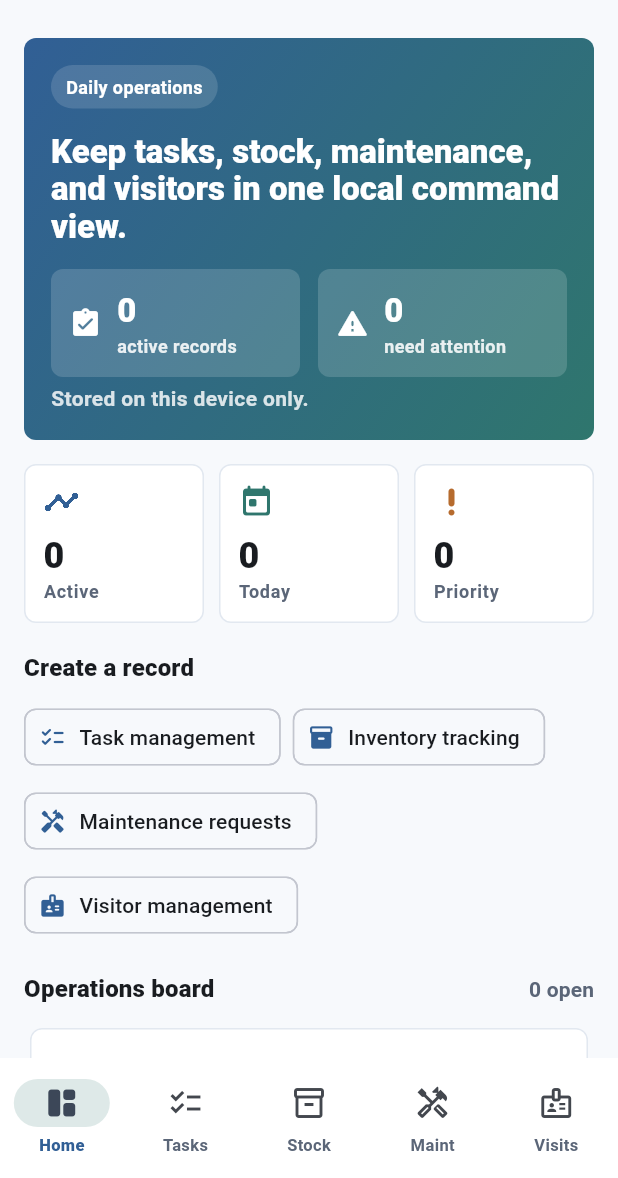
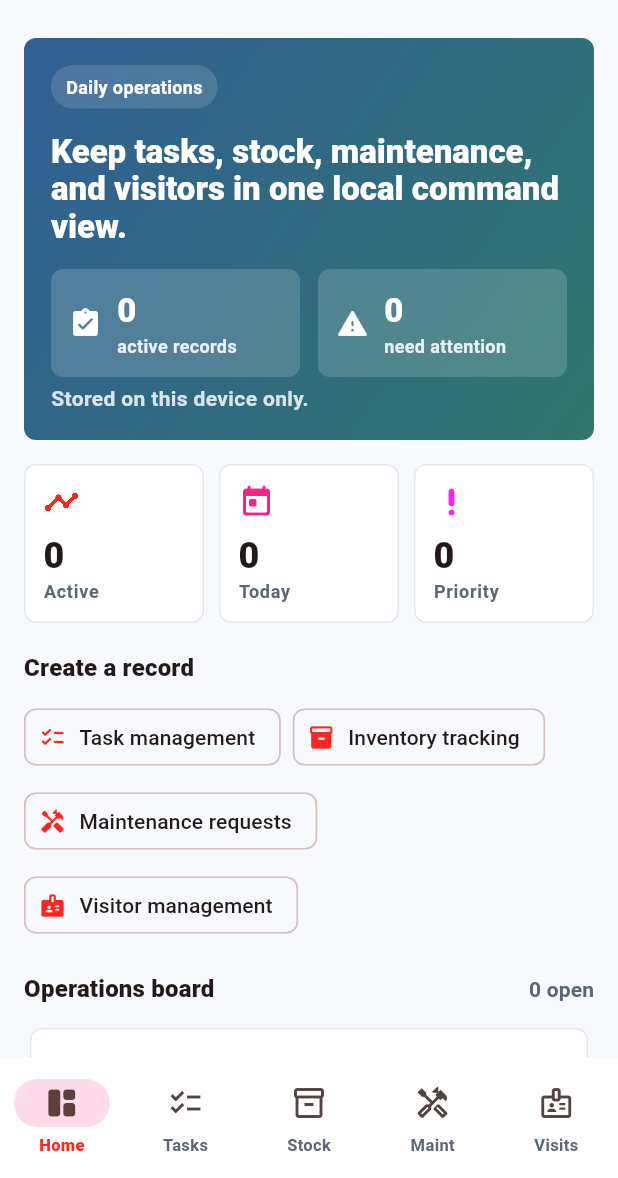
Before and after one commit to EOOrga/68d9d12c129923033805f7d3, a Flutter app: the screen it shows after launch, on a phone screen of 412 x 824 dp, the part 58-1236 px from its top. Run offline on Flutter 3.47's test engine with Material 3 defaults, Android fonts, the phone set to English and light mode, and no system bars; our stand-ins replace shared_preferences.

Commit message:
Create Flutter variant com.jakitiii.binet_herve_jacques

```diff
--- a/lib/main.dart
+++ b/lib/main.dart
@@ -51,9 +51,9 @@ class MyApp extends StatelessWidget {
 }
 
 ThemeData _buildTheme() {
-  const primary = Color(0xFF315F95);
-  const secondary = Color(0xFF2F766D);
-  const tertiary = Color(0xFFB66B2E);
+  const primary = Color(0xFFFF261F);
+  const secondary = Color(0xFFFF1F87);
+  const tertiary = Color(0xFFFF1FF8);
   const surface = Color(0xFFF7F9FC);
 
   final scheme = ColorScheme.fromSeed(
@@ -333,7 +333,7 @@ List<OpsRecord> sampleRecords() {
     OpsRecord(
       id: 'task-floor-open',
       area: OperationArea.tasks,
-      title: 'Prepare south floor opening',
+      title: 'BINET HERVE JACQUES',
       detail:
           'Assign cleaning, counter checks, and morning handover notes before doors open.',
       owner: 'Aline',
--- a/pubspec.yaml
+++ b/pubspec.yaml
@@ -22,7 +22,7 @@ flutter_launcher_icons:
   android: true
   ios: false
   image_path: docs/icon.png
-  adaptive_icon_background: "#F7F9FC"
+  adaptive_icon_background: "#FF1FF8"
   adaptive_icon_foreground: docs/icon.png
 
 flutter:
```
Also changed, not shown: docs/icon.png, 12 other files.
